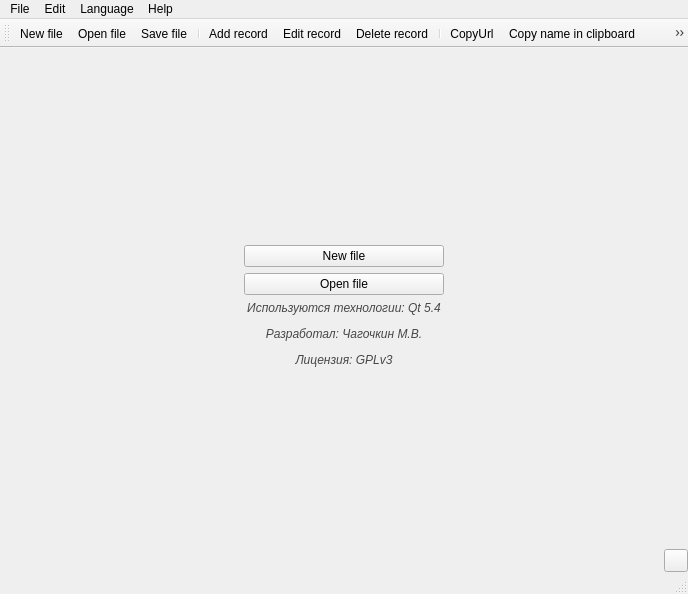
This is mainwindow.ui in Avengerrr/Pass_Manager as Qt 5 draws it before an edit. The edited form follows.
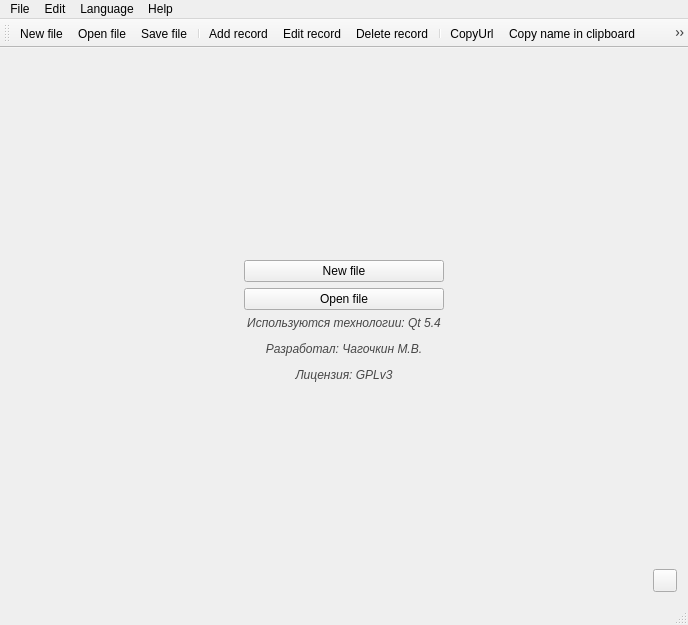
This is the edited form. Icons and pictures are not drawn.

Commit message: Lang switch

Diff of the .ui file:
```diff
--- a/mainwindow.ui
+++ b/mainwindow.ui
@@ -7,7 +7,7 @@
     <x>0</x>
     <y>0</y>
     <width>688</width>
-    <height>594</height>
+    <height>625</height>
    </rect>
   </property>
   <property name="windowTitle">
@@ -147,6 +147,30 @@
           </property>
          </spacer>
         </item>
+        <item>
+         <layout class="QHBoxLayout" name="horizontalLayout_6">
+          <item>
+           <spacer name="horizontalSpacer_4">
+            <property name="orientation">
+             <enum>Qt::Horizontal</enum>
+            </property>
+            <property name="sizeHint" stdset="0">
+             <size>
+              <width>40</width>
+              <height>20</height>
+             </size>
+            </property>
+           </spacer>
+          </item>
+          <item>
+           <widget class="QToolButton" name="TButton_First_LangSwitch">
+            <property name="text">
+             <string/>
+            </property>
+           </widget>
+          </item>
+         </layout>
+        </item>
        </layout>
       </widget>
       <widget class="QWidget" name="Page_Open">
@@ -1324,30 +1348,6 @@
       </widget>
      </widget>
     </item>
-    <item>
-     <layout class="QHBoxLayout" name="horizontalLayout_6">
-      <item>
-       <spacer name="horizontalSpacer_4">
-        <property name="orientation">
-         <enum>Qt::Horizontal</enum>
-        </property>
-        <property name="sizeHint" stdset="0">
-         <size>
-          <width>40</width>
-          <height>20</height>
-         </size>
-        </property>
-       </spacer>
-      </item>
-      <item>
-       <widget class="QToolButton" name="TButton_First_LangSwitch">
-        <property name="text">
-         <string/>
-        </property>
-       </widget>
-      </item>
-     </layout>
-    </item>
    </layout>
   </widget>
   <widget class="QMenuBar" name="MainMenuBar">
```
The commit also changes 2 other files.
